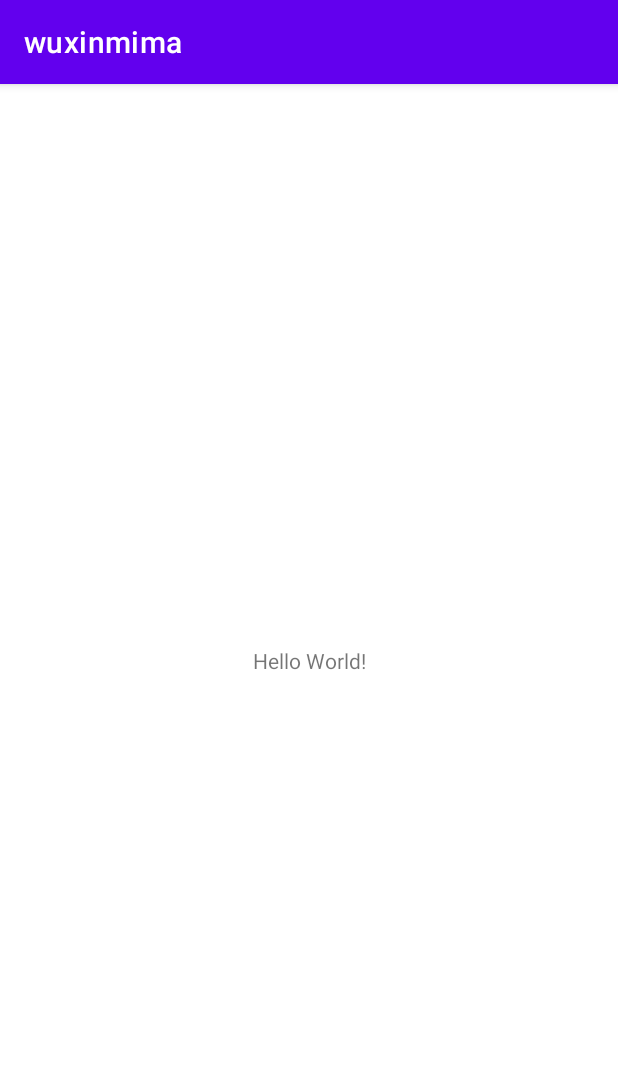
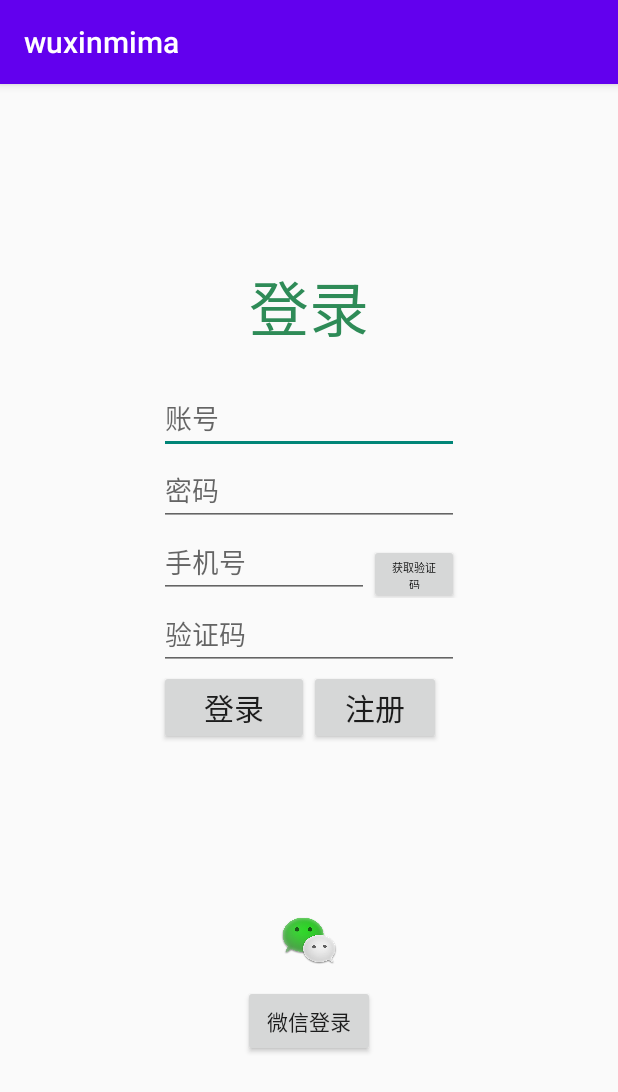
Before and after one commit to code-yue/wuxinmima, an Android app: the screen it shows after launch (MainActivity before the commit, Login after it), on a phone screen of 412 x 824 dp. Shown: the top 1092 px of the screen. Run offline under Robolectric (Android 15) with nearby library versions, the light colour scheme and no system bars.

Commit message:
登录和注册页面布局的完成

```diff
--- a/app/src/main/AndroidManifest.xml
+++ b/app/src/main/AndroidManifest.xml
@@ -9,13 +9,15 @@
         android:roundIcon="@mipmap/ic_launcher_round"
         android:supportsRtl="true"
         android:theme="@style/Theme.Wuxinmima">
-        <activity android:name=".MainActivity">
+        <activity android:name=".Enroll"></activity>
+        <activity android:name=".Login">
             <intent-filter>
                 <action android:name="android.intent.action.MAIN" />
 
                 <category android:name="android.intent.category.LAUNCHER" />
             </intent-filter>
         </activity>
+        <activity android:name=".MainActivity" />
     </application>
 
 </manifest>
--- /dev/null
+++ b/app/src/main/java/com/example/wuxinmima/Login.java
@@ -0,0 +1,31 @@
+package com.example.wuxinmima;
+
+import androidx.appcompat.app.AppCompatActivity;
+
+import android.content.Intent;
+import android.os.Bundle;
+import android.view.View;
+import android.widget.Button;
+
+public class Login extends AppCompatActivity implements View.OnClickListener {
+
+
+
+    @Override
+    protected void onCreate(Bundle savedInstanceState) {
+        super.onCreate(savedInstanceState);
+        setContentView(R.layout.activity_login);
+        Button 注册 = (Button) findViewById(R.id.注册);
+        注册.setOnClickListener(this);
+
+    }
+
+    @Override
+    public void onClick(View v) {
+        switch (v.getId()){
+            case R.id.注册:
+                Intent intent = new Intent(Login.this,Enroll.class);
+                startActivity(intent);
+        }
+    }
+}
--- /dev/null
+++ b/app/src/main/res/layout/activity_login.xml
@@ -0,0 +1,102 @@
+<?xml version="1.0" encoding="utf-8"?>
+<RelativeLayout
+    xmlns:android="http://schemas.android.com/apk/res/android"
+    android:layout_width="match_parent"
+    android:layout_height="match_parent">
+
+    <LinearLayout
+        android:id="@+id/输入"
+        android:layout_width="wrap_content"
+        android:layout_height="wrap_content"
+        android:layout_centerInParent="true"
+        android:orientation="vertical">
+
+        <TextView
+            android:layout_width="wrap_content"
+            android:layout_height="wrap_content"
+            android:layout_gravity="center_horizontal"
+            android:text="登录"
+            android:textColor="#2E8B57"
+            android:textSize="40sp" />
+
+        <EditText
+            android:id="@+id/账号"
+            android:layout_width="200dp"
+            android:layout_height="wrap_content"
+            android:layout_gravity="center_horizontal"
+            android:layout_marginTop="20dp"
+            android:hint="账号"
+            android:maxLines="1" />
+
+        <EditText
+            android:id="@+id/密码"
+            android:layout_width="200dp"
+            android:layout_height="wrap_content"
+            android:layout_gravity="center_horizontal"
+            android:hint="密码"
+            android:maxLines="1" />
+
+        <LinearLayout
+            android:layout_width="wrap_content"
+            android:layout_height="wrap_content"
+            android:layout_gravity="center_horizontal">
+
+            <EditText
+                android:id="@+id/手机号"
+                android:layout_width="140dp"
+                android:layout_height="wrap_content"
+                android:hint="手机号"
+                android:maxLines="1" />
+
+            <Button
+                android:id="@+id/获取验证码"
+                android:layout_width="60dp"
+                android:layout_height="40dp"
+                android:text="获取验证码"
+                android:textColor="#000000"
+                android:textSize="7sp" />
+        </LinearLayout>
+
+        <EditText
+            android:id="@+id/验证码"
+            android:layout_width="200dp"
+            android:layout_height="wrap_content"
+            android:layout_gravity="center_horizontal"
+            android:hint="验证码"
+            android:maxLines="1" />
+        <LinearLayout
+            android:layout_width="wrap_content"
+            android:layout_height="wrap_content">
+            <Button
+                android:id="@+id/登录"
+                android:layout_width="100dp"
+                android:layout_height="wrap_content"
+                android:layout_gravity="center_horizontal"
+                android:text="登录"
+                android:textSize="20sp" />
+            <Button
+                android:layout_width="wrap_content"
+                android:layout_height="wrap_content"
+                android:id="@+id/注册"
+                android:text="注册"
+                android:textSize="20sp"/>
+        </LinearLayout>
+        <ImageView
+            android:layout_width="60dp"
+            android:layout_height="60dp"
+            android:id="@+id/微信图标"
+            android:src="@drawable/weixin_icon"
+           android:layout_gravity="center_horizontal"
+            android:layout_marginTop="100dp" />
+        <Button
+            android:layout_width="wrap_content"
+            android:layout_height="wrap_content"
+            android:layout_gravity="center_horizontal"
+            android:id="@+id/微信登录"
+            android:text="微信登录" />
+    </LinearLayout>
+
+
+
+
+</RelativeLayout>
--- a/app/src/main/res/values/themes.xml
+++ b/app/src/main/res/values/themes.xml
@@ -1,6 +1,6 @@
 <resources xmlns:tools="http://schemas.android.com/tools">
     <!-- Base application theme. -->
-    <style name="Theme.Wuxinmima" parent="Theme.MaterialComponents.DayNight.DarkActionBar">
+    <style name="Theme.Wuxinmima" parent="Theme.MaterialComponents.DayNight.DarkActionBar.Bridge">
         <!-- Primary brand color. -->
         <item name="colorPrimary">@color/purple_500</item>
         <item name="colorPrimaryVariant">@color/purple_700</item>
```
Also changed, not shown: app/src/main/java/com/example/wuxinmima/Enroll.java (added, +16 -0 lines), app/src/main/res/layout/activity_enroll.xml (added, +99 -0 lines), app/src/main/res/drawable/weixin_icon.png (added).
